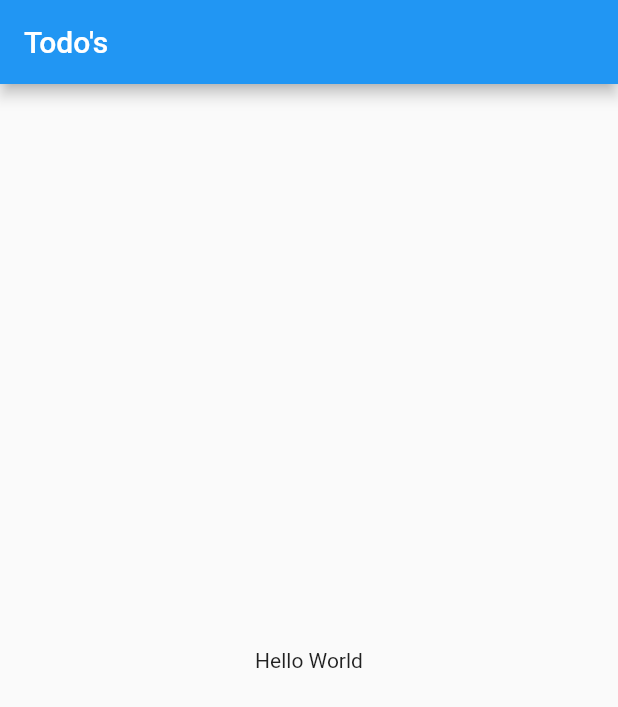
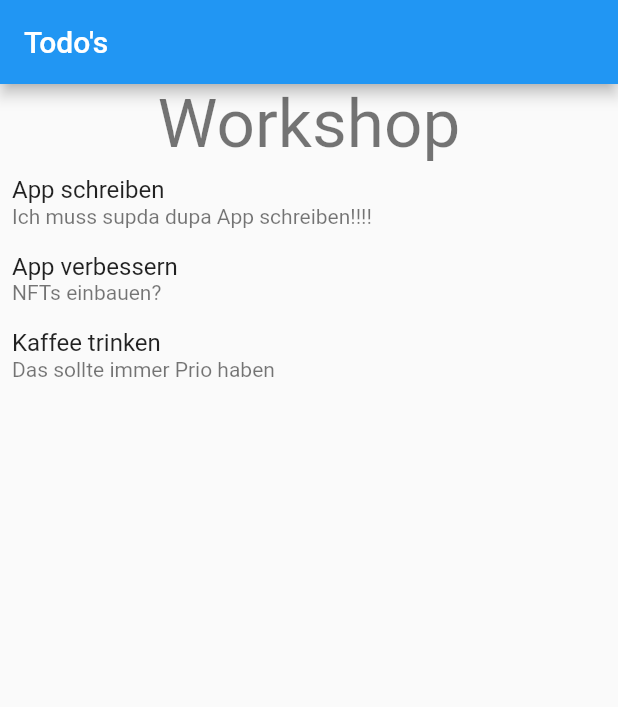
Before and after one commit to luvetter/my_first_flutter_app, a Flutter app: the screen it shows after launch, on a phone screen of 412 x 824 dp. Shown: the top 707 px of the screen. Run offline on Flutter 3.47's test engine with Material 2 defaults, Android fonts, the phone set to English and light mode, and no system bars.

Commit message:
fix const Constructor

```diff
--- a/lib/main.dart
+++ b/lib/main.dart
@@ -1,4 +1,6 @@
 import 'package:flutter/material.dart';
+import 'package:my_first_flutter_app/domain/index.dart';
+import 'package:my_first_flutter_app/todo_tile.dart';
 
 void main() {
   runApp(const MyApp());
@@ -27,14 +29,47 @@ class MyHomePage extends StatelessWidget {
 
   final String title;
 
+  final TodoList todolist = const TodoList(
+    name: 'Workshop',
+    todos: [
+      Todo(
+        uid: 'uid',
+        name: 'App schreiben',
+        description: 'Ich muss supda dupa App schreiben!!!!',
+      ),
+      Todo(
+        uid: 'uid2',
+        name: 'App verbessern',
+        description: 'NFTs einbauen?',
+      ),
+      Todo(
+        uid: 'uid3',
+        name: 'Kaffee trinken',
+        description: 'Das sollte immer Prio haben',
+      ),
+    ],
+  );
+
+  // Name nicht scrollable
   @override
   Widget build(BuildContext context) {
     return Scaffold(
       appBar: AppBar(
         title: Text(title),
       ),
-      body: const Center(
-        child: Text(kHelloWorld),
+      body: Column(
+        children: [
+          Text(
+            todolist.name,
+            style: Theme.of(context).textTheme.headline3,
+          ),
+          Flexible(
+            child: ListView(
+              shrinkWrap: true,
+              children: todolist.todos.map((todo) => TodoTile(todo: todo)).toList(),
+            ),
+          ),
+        ],
       ),
     );
   }
--- /dev/null
+++ b/lib/todo_tile.dart
@@ -0,0 +1,33 @@
+import 'package:flutter/material.dart';
+import 'package:my_first_flutter_app/domain/index.dart';
+
+class TodoTile extends StatelessWidget {
+  const TodoTile({
+    Key? key,
+    required this.todo,
+  }) : super(key: key);
+
+  final Todo todo;
+
+  @override
+  Widget build(BuildContext context) {
+    return Padding(
+      padding: const EdgeInsets.all(8.0),
+      child: Column(
+        crossAxisAlignment: CrossAxisAlignment.start,
+        children: [
+          Text(
+            todo.name,
+            style: Theme.of(context).textTheme.subtitle1,
+          ),
+          Text(
+            todo.description,
+            style: Theme.of(context).textTheme.bodyText2?.copyWith(
+              color: Theme.of(context).textTheme.caption?.color,
+            ),
+          ),
+        ],
+      ),
+    );
+  }
+}
```
